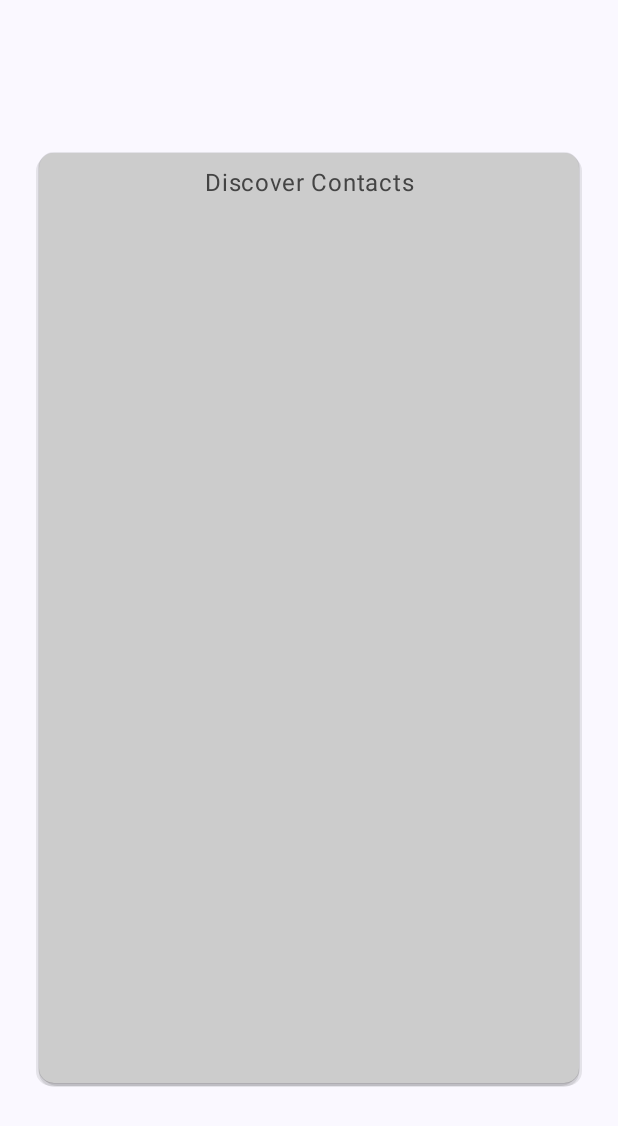
After one commit to JonasLindek/MOCO_SO2023, an Android app built with Jetpack Compose: the composable NearbyPopup shown on its own in the app's theme, on a phone screen of 412 x 824 dp. The commit adds this screen. Shown: the top 1126 px of the screen. Run offline under Robolectric (Android 15) with nearby library versions, the phone set to English and light mode, and no system bars; 4 statements that could not run were skipped.

Commit message:
added Nearby UI Implementation

```diff
--- /dev/null
+++ b/SocialPet/app/src/main/java/com/datojo/socialpet/View/overlays/NearbyPopup.kt
@@ -0,0 +1,53 @@
+package com.datojo.socialpet.View.overlays
+
+import androidx.compose.foundation.background
+import androidx.compose.foundation.layout.Column
+import androidx.compose.foundation.layout.Spacer
+import androidx.compose.foundation.layout.fillMaxWidth
+import androidx.compose.foundation.layout.height
+import androidx.compose.foundation.layout.padding
+import androidx.compose.foundation.layout.size
+import androidx.compose.foundation.shape.RoundedCornerShape
+import androidx.compose.material3.Text
+import androidx.compose.runtime.Composable
+import androidx.compose.ui.Alignment
+import androidx.compose.ui.Modifier
+import androidx.compose.ui.draw.clip
+import androidx.compose.ui.graphics.Color
+import androidx.compose.ui.text.style.TextAlign
+import androidx.compose.ui.unit.dp
+import androidx.compose.ui.window.Popup
+import androidx.compose.ui.window.PopupProperties
+
+
+
+@Composable
+fun NearbyPopup(onDismiss: (Boolean) -> Unit) {
+    Popup(
+        alignment = Alignment.Center,
+        onDismissRequest = { onDismiss(false) },
+        properties = PopupProperties(
+            focusable = true,
+        )
+    ) {
+        Column(
+            modifier = Modifier
+                .size(360.dp, 620.dp)
+                .clip(RoundedCornerShape(10.dp))
+                .background(Color.LightGray.copy(alpha = 1f)),
+            horizontalAlignment = Alignment.CenterHorizontally,
+        ) {
+            Spacer(Modifier.padding(4.dp))
+
+            Text(
+                text = "Discover Contacts",
+                color = Color.DarkGray,
+                textAlign = TextAlign.Center
+            )
+              Modifier
+                .fillMaxWidth()
+                .height(70.dp)
+                .padding(12.dp, 6.dp)
+        }
+    }
+}
```
Also changed, not shown: SocialPet/app/src/main/java/com/datojo/socialpet/View/MainActivity.kt (+69 -0 lines), SocialPet/app/src/main/java/com/datojo/socialpet/View/overlays/NearbyOverlay.kt (added, +39 -0 lines).
